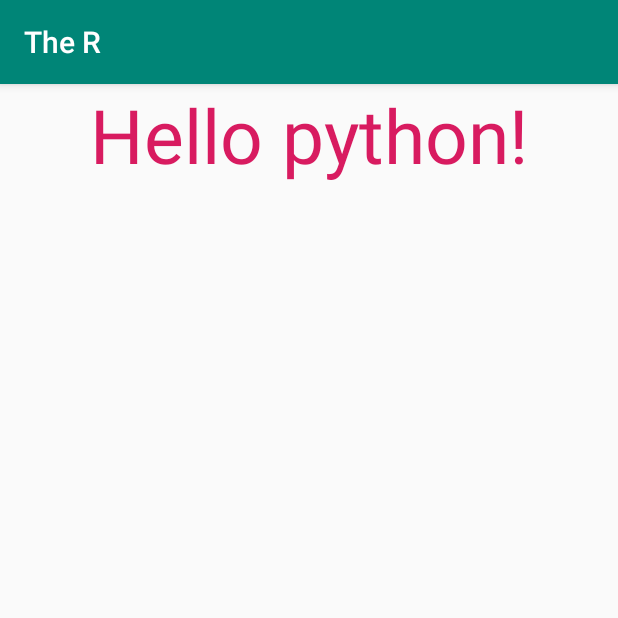
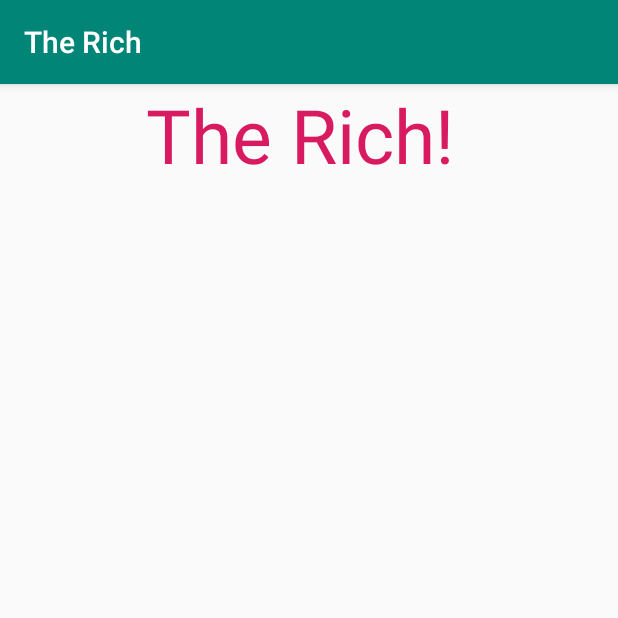
Before and after one commit to proans/TheR, an Android app: the screen it shows after launch (MainActivity), on a phone screen of 412 x 824 dp, the top half of it. Run offline under Robolectric (Android 15) with nearby library versions, the phone set to English and light mode, and no system bars.

Commit message:
Text changed,hardcode to string

```diff
--- a/app/src/main/res/layout/activity_main.xml
+++ b/app/src/main/res/layout/activity_main.xml
@@ -7,11 +7,11 @@
     tools:context=".MainActivity">
 
     <TextView
-        android:layout_width="wrap_content"
+        android:layout_width="217dp"
         android:layout_height="wrap_content"
         android:layout_centerHorizontal="true"
-        android:text="Hello python!"
-        android:textSize="50sp"
-        android:textColor="@color/colorAccent"/>
+        android:text="@string/app_title"
+        android:textColor="@color/colorAccent"
+        android:textSize="50sp" />
 
 </RelativeLayout>
--- a/app/src/main/res/values/strings.xml
+++ b/app/src/main/res/values/strings.xml
@@ -1,3 +1,4 @@
 <resources>
-    <string name="app_name">The R</string>
+    <string name="app_name">The Rich</string>
+    <string name="app_title">The Rich! </string>
 </resources>
```
